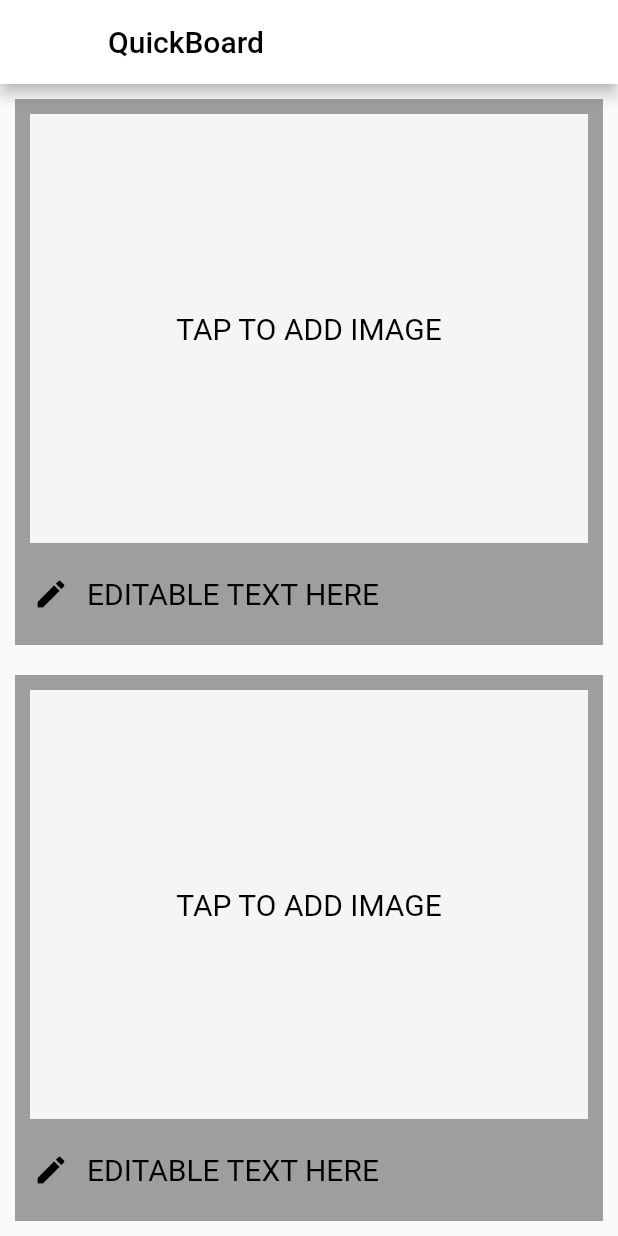
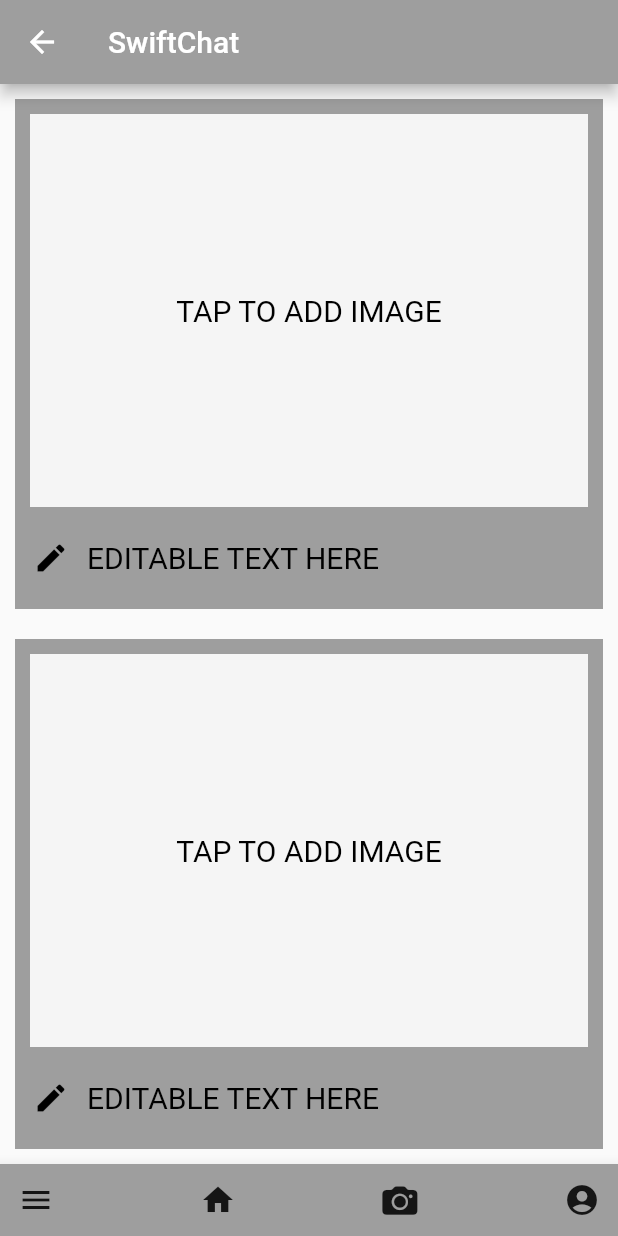
Before and after one commit to leahwho/swiftchat, a Flutter app: the QuickBoard screen opened by its route, on a phone screen of 412 x 824 dp. Run offline on Flutter 3.47's test engine with Material 2 defaults, Android fonts, the phone set to English and light mode, and no system bars.

Commit message:
adds bottom nav bar to quick board

```diff
--- a/lib/quick_board.dart
+++ b/lib/quick_board.dart
@@ -1,17 +1,17 @@
 import 'package:flutter/material.dart';
+import 'bottom_nav_bar.dart';
 import 'board_button.dart';
 
 class QuickBoard extends StatelessWidget {
   @override
   Widget build(BuildContext context) {
     return Scaffold(
+      //TODO: replace with AppBar widget
       appBar: AppBar(
-        title: Text(
-          'QuickBoard',
-          style: TextStyle(color: Colors.black),
-        ),
-        backgroundColor: Colors.white,
+        title: Text('SwiftChat'),
+        backgroundColor: Colors.grey,
       ),
+      bottomNavigationBar: BottomNavBar(),
       body: Column(
         children: <Widget>[
           BoardButton(),
```
